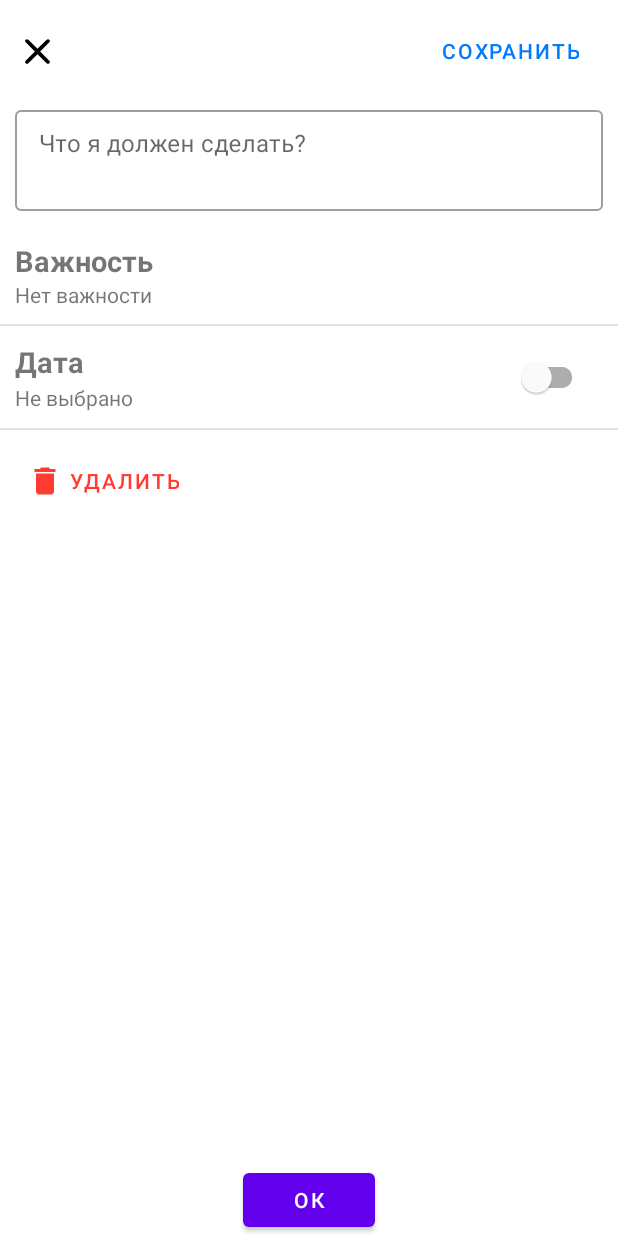
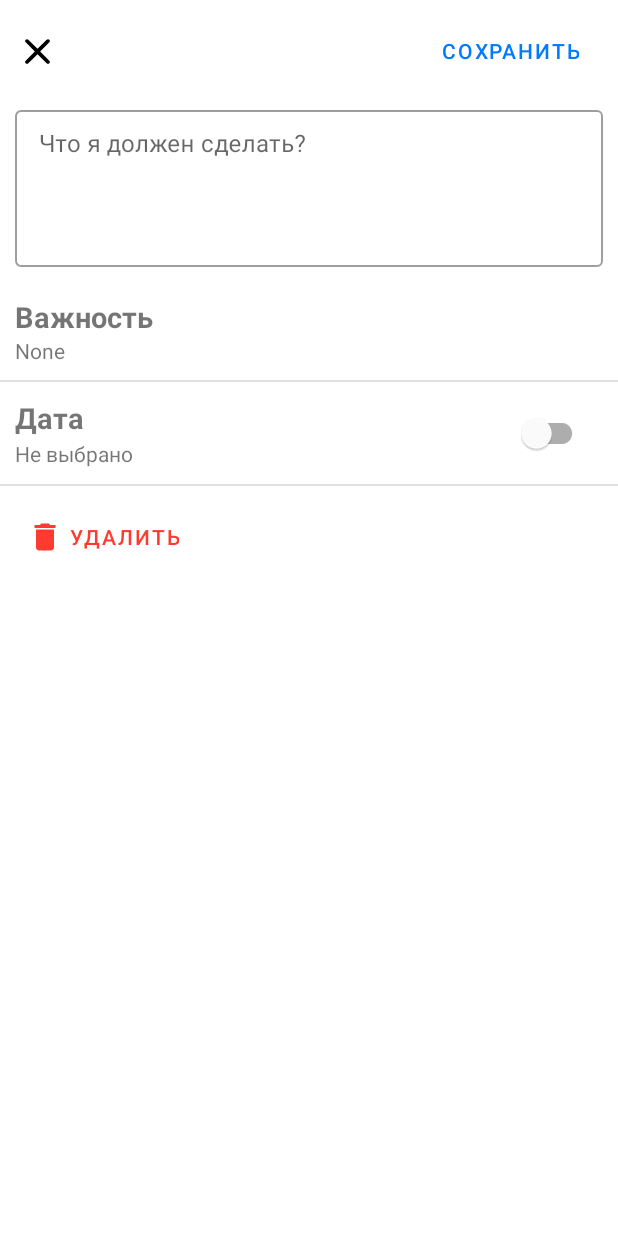
Before and after one commit to Mobile-Developement-School-23/android-todoapp-marbjorn, an Android app: the screen it shows after launch (MainActivity), after a tap on an icon or button, on a phone screen of 412 x 824 dp. Run offline under Robolectric (Android 15) with nearby library versions, the phone set to English and light mode, and no system bars; 2 other taps on this screen came first.

Commit message:
implement interaction and functionality of addTaskFragment

```diff
--- a/app/build.gradle
+++ b/app/build.gradle
@@ -1,6 +1,7 @@
 plugins {
     id 'com.android.application'
     id 'org.jetbrains.kotlin.android'
+    id 'androidx.navigation.safeargs.kotlin'
 }
 
 android {
--- a/app/src/main/java/com/example/todoapp/AddTaskFragment.kt
+++ b/app/src/main/java/com/example/todoapp/AddTaskFragment.kt
@@ -13,15 +13,23 @@ import android.widget.DatePicker
 import android.widget.Toast
 import androidx.appcompat.widget.PopupMenu
 import androidx.core.content.ContextCompat
+import androidx.fragment.app.createViewModelLazy
+import androidx.navigation.NavArgs
 import androidx.navigation.fragment.findNavController
+import androidx.navigation.fragment.navArgs
 import com.example.todoapp.databinding.FragmentAddTaskBinding
 import java.util.*
+import kotlin.properties.Delegates
+import kotlin.random.Random
 
 class AddTaskFragment : Fragment(), DatePickerDialog.OnDateSetListener {
 
     private val calendar : Calendar = Calendar.getInstance()
-    private val formatter = SimpleDateFormat("dd MMMM yyyy", Locale.US)
+    private val formatter = SimpleDateFormat("dd MMMM yyyy", Locale("ru"))
     private lateinit var binding: FragmentAddTaskBinding
+    private var currentTodoItem: TodoItem? = null
+    private val args: AddTaskFragmentArgs by navArgs()
+
     override fun onCreateView(
         inflater: LayoutInflater, container: ViewGroup?,
         savedInstanceState: Bundle?
@@ -30,25 +38,62 @@ class AddTaskFragment : Fragment(), DatePickerDialog.OnDateSetListener {
         return binding.root
     }
 
+
     override fun onViewCreated(view: View, savedInstanceState: Bundle?) {
         super.onViewCreated(view, savedInstanceState)
+
         val menu = initializeMenu()
+        menu.setOnMenuItemClickListener {
+            when (it.itemId) {
+                R.id.item_high -> {
+                    setPriorityInView(Priority.HIGH)
+                    currentTodoItem?.priority = Priority.HIGH
+                }
+                R.id.item_medium -> {
+                    setPriorityInView(Priority.MEDIUM)
+                    currentTodoItem?.priority = Priority.MEDIUM
+                }
+                R.id.item_low -> {
+                    setPriorityInView(Priority.LOW)
+                    currentTodoItem?.priority = Priority.LOW
+                }
+            }
+            false
+        }
+
+        val idToModify : String? = args.todoItemId
+        var todoItem : TodoItem? = idToModify?.let { MAIN.repo.getTodoItem(it) }
+
+        if (idToModify == null) {
+            currentTodoItem = TodoItem(
+                id = Random(100).nextInt().toString(),
+                text = "",
+                creationDate = calendar.time
+            )
+        }
+        else {
+            currentTodoItem = todoItem?.copy()
+        }
+
+        if (idToModify != null) currentTodoItem = MAIN.repo.getTodoItem(idToModify)
+        currentTodoItem?.let { initializeViews(it) }
+
         binding.apply {
             btnDelete.setOnClickListener {
+                if (idToModify != null) {
+                    MAIN.repo.deleteTodoItem(idToModify)
+                }
                 findNavController().navigate(R.id.action_addTaskFragment_to_todoListFragment)
             }
 
             btnSave.setOnClickListener {
-                val todoItem = TodoItem(
-                    "aaa",
-                    binding.etTodo.text.toString(),
-                    Priority.MEDIUM,
-                    false,
-                    Date(10, 11, 12),
-                    null,
-                    null
-                )
-                MAIN.repo.addTodoItem(todoItem)
+                currentTodoItem?.text = etTodo.text.toString()
+                if (todoItem == null) {
+                    currentTodoItem?.let { it1 -> MAIN.repo.addTodoItem(it1) }
+                } else if (!currentTodoItem?.let { it1 -> compareTodoItems(it1, todoItem!!) }!!) {
+                    currentTodoItem?.changeDate = Calendar.getInstance().time
+                    todoItem = currentTodoItem?.copy()
+                }
                 findNavController().navigate(R.id.action_addTaskFragment_to_todoListFragment)
             }
 
@@ -59,29 +104,47 @@ class AddTaskFragment : Fragment(), DatePickerDialog.OnDateSetListener {
             llImportance.setOnClickListener {
                 menu.show()
             }
+
         }
-        menu.setOnMenuItemClickListener {
-            when (it.itemId) {
-                R.id.item_high -> binding.tvCurrentPriority.text = getString(R.string.high_priority)
-                R.id.item_medium -> binding.tvCurrentPriority.text =
-                    getString(R.string.medium_priority)
-                R.id.item_low -> binding.tvCurrentPriority.text = getString(R.string.low_priority)
-            }
-            false
-        }
-        binding.swDate.setOnCheckedChangeListener { _, _ ->
+
+            binding.swDate.setOnClickListener {
                 if (binding.swDate.isChecked) {
-                DatePickerDialog(this.requireContext(),
+                    DatePickerDialog(
+                        this.requireContext(),
                         this,
                         calendar.get(Calendar.YEAR),
                         calendar.get(Calendar.MONTH),
                         calendar.get(Calendar.DAY_OF_MONTH)
                     ).show()
-            }
-            else {
+
+                } else {
+                    currentTodoItem?.deadlineDate = null
                     binding.tvCurrentDate.text = "Не выбрано"
                 }
             }
+    }
+
+    fun setPriorityInView(priority: Priority) = with(binding) {
+        tvCurrentPriority.text = getString(R.string.high_priority)
+        when (priority) {
+            Priority.HIGH -> tvCurrentPriority.text = getString(R.string.high_priority)
+            Priority.MEDIUM -> tvCurrentPriority.text = getString(R.string.medium_priority)
+            Priority.LOW -> tvCurrentPriority.text = getString(R.string.low_priority)
+        }
+    }
+
+    fun initializeViews(todoItem: TodoItem) = with (binding) {
+        etTodo.setText(todoItem.text)
+        setPriorityInView(todoItem.priority)
+
+        if (currentTodoItem?.deadlineDate == null ) swDate.isChecked = false
+        else swDate.isChecked = true
+
+        var str : String = "Не выбрано"
+        if (currentTodoItem?.deadlineDate != null) {
+            str = formatter.format(currentTodoItem?.deadlineDate?.time)
+        }
+        tvCurrentDate.text = str
     }
 
     fun initializeMenu(): PopupMenu {
@@ -103,7 +166,17 @@ class AddTaskFragment : Fragment(), DatePickerDialog.OnDateSetListener {
 
     override fun onDateSet(p0: DatePicker?, p1: Int, p2: Int, p3: Int) {
         calendar.set(p1, p2, p3)
+
         val str : String = formatter.format(calendar.timeInMillis)
         binding.tvCurrentDate.text = str
+        currentTodoItem?.deadlineDate = calendar.time
+    }
+
+    fun compareTodoItems( td1 : TodoItem, td2 : TodoItem) : Boolean {
+        return (td1.id == td2.id &&
+                td1.text == td2.text &&
+                td1.priority == td2.priority &&
+                td1.deadlineDate == td2.deadlineDate &&
+                td1.creationDate == td2.creationDate)
     }
 }
--- a/app/src/main/java/com/example/todoapp/TodoAdapter.kt
+++ b/app/src/main/java/com/example/todoapp/TodoAdapter.kt
@@ -1,11 +1,14 @@
 package com.example.todoapp
 
 import android.view.LayoutInflater
+import android.view.View
 import android.view.ViewGroup
+import androidx.navigation.Navigation
 import androidx.recyclerview.widget.RecyclerView
 
-class TodoAdapter : RecyclerView.Adapter<TodoViewHolder>() {
+class TodoAdapter(fragmentView : View) : RecyclerView.Adapter<TodoViewHolder>() {
 
+    private var view: View = fragmentView
     var todoItems = listOf<TodoItem>()
 
     override fun onCreateViewHolder(parent: ViewGroup, viewType: Int): TodoViewHolder {
@@ -21,5 +24,9 @@ class TodoAdapter : RecyclerView.Adapter<TodoViewHolder>() {
 
     override fun onBindViewHolder(holder: TodoViewHolder, position: Int) {
         holder.onBind(todoItems[position])
+        holder.info.setOnClickListener {
+            val directions = TodoListFragmentDirections.actionTodoListFragmentToAddTaskFragment(todoItemId = todoItems[position].id)
+            Navigation.findNavController(view).navigate(directions)
+        }
     }
 }
--- a/app/src/main/java/com/example/todoapp/TodoItem.kt
+++ b/app/src/main/java/com/example/todoapp/TodoItem.kt
@@ -6,11 +6,11 @@ enum class Priority {
     LOW, MEDIUM, HIGH
 }
 
-data class TodoItem(val id : String,
-                    val text : String,
-                    val priority: Priority,
-                    val isDone : Boolean,
-                    val creationDate: Date,
-                    val deadlineDate: Date?,
-                    val changeDate: Date?
+data class TodoItem(var id : String,
+                    var text : String,
+                    var priority: Priority = Priority.MEDIUM,
+                    var isDone : Boolean = false,
+                    var creationDate: Date,
+                    var deadlineDate: Date? = null,
+                    var changeDate: Date? = null
                     )
--- a/app/src/main/java/com/example/todoapp/TodoListFragment.kt
+++ b/app/src/main/java/com/example/todoapp/TodoListFragment.kt
@@ -27,11 +27,11 @@ class TodoListFragment : Fragment() {
     override fun onViewCreated(view: View, savedInstanceState: Bundle?) {
         super.onViewCreated(view, savedInstanceState)
         binding.btnAdd.setOnClickListener {
-            findNavController().navigate(R.id.action_todoListFragment_to_addTaskFragment)
+            val directions = TodoListFragmentDirections.actionTodoListFragmentToAddTaskFragment(todoItemId = null)
+            findNavController().navigate(directions)
         }
-        adapter = TodoAdapter()
+        adapter = TodoAdapter(view)
         recyclerView = binding.rvTodolist
-
         recyclerView.adapter = adapter
         val layoutManager = LinearLayoutManager(this.context, LinearLayoutManager.VERTICAL, false);
         recyclerView.layoutManager = layoutManager
--- a/app/src/main/java/com/example/todoapp/TodoViewHolder.kt
+++ b/app/src/main/java/com/example/todoapp/TodoViewHolder.kt
@@ -1,5 +1,6 @@
 package com.example.todoapp
 
+import android.graphics.Paint
 import android.view.LayoutInflater
 import android.view.View
 import android.widget.CheckBox
@@ -7,17 +8,23 @@ import android.widget.ImageView
 import android.widget.TextView
 import androidx.recyclerview.widget.RecyclerView
 import com.example.todoapp.databinding.TaskItemBinding
+import java.text.SimpleDateFormat
 
-class TodoViewHolder(todoView : View) : RecyclerView.ViewHolder(todoView) {
+class TodoViewHolder(todoView: View) : RecyclerView.ViewHolder(todoView) {
 
-    private val done : CheckBox = todoView.findViewById(R.id.cb_done)
-    private val text : TextView = todoView.findViewById(R.id.tv_text)
-    private val info : ImageView = todoView.findViewById(R.id.iv_info)
-    private val iconPriority : ImageView = todoView.findViewById(R.id.iv_priority)
-
+    val done : CheckBox = todoView.findViewById(R.id.cb_done)
+    val text : TextView = todoView.findViewById(R.id.tv_text)
+    val info : ImageView = todoView.findViewById(R.id.iv_info)
+    val iconPriority : ImageView = todoView.findViewById(R.id.iv_priority)
     fun onBind(todoItem : TodoItem) {
         done.setChecked(todoItem.isDone)
         text.text = todoItem.text
+        strikeText(text)
+
+        done.setOnClickListener {
+            todoItem.isDone = done.isChecked
+            strikeText(text)
+        }
         when (todoItem.priority) {
             Priority.HIGH -> {
                 done.setButtonDrawable(R.drawable.custom_check_box_high_prioroty_selector)
@@ -30,9 +37,14 @@ class TodoViewHolder(todoView : View) : RecyclerView.ViewHolder(todoView) {
                 iconPriority.visibility = ImageView.GONE
             }
         }
+    }
 
-        info.setOnClickListener {
-
+    fun strikeText(tv : TextView) {
+        if (done.isChecked) {
+            tv.paintFlags = Paint.STRIKE_THRU_TEXT_FLAG
+        }
+        else {
+            tv.paintFlags = 0
         }
     }
 }
--- a/app/src/main/res/layout/fragment_add_task.xml
+++ b/app/src/main/res/layout/fragment_add_task.xml
@@ -41,19 +41,11 @@
             android:id="@+id/et_todo"
             android:layout_width="match_parent"
             android:layout_height="wrap_content"
-            android:minLines="2"
+            android:minLines="4"
             android:gravity="top"
             />
 
     </com.google.android.material.textfield.TextInputLayout>
-    <Button
-        android:id="@+id/btn_ok"
-        android:layout_width="wrap_content"
-        android:layout_height="wrap_content"
-        android:text="Ок"
-        app:layout_constraintStart_toStartOf="parent"
-        app:layout_constraintEnd_toEndOf="parent"
-        app:layout_constraintBottom_toBottomOf="parent"/>
 
     <LinearLayout
         android:id="@+id/ll_importance"
--- a/app/src/main/res/navigation/nav_graph.xml
+++ b/app/src/main/res/navigation/nav_graph.xml
@@ -22,5 +22,10 @@
         <action
             android:id="@+id/action_addTaskFragment_to_todoListFragment"
             app:destination="@id/todoListFragment" />
+        <argument
+            android:name="todoItemId"
+            app:argType="string"
+            app:nullable="true"
+            android:defaultValue="null" />
     </fragment>
 </navigation>
--- a/gradle.properties
+++ b/gradle.properties
@@ -15,6 +15,7 @@ org.gradle.jvmargs=-Xmx2048m -Dfile.encoding=UTF-8
 # Android operating system, and which are packaged with your app's APK
 # https://developer.android.com/topic/libraries/support-library/androidx-rn
 android.useAndroidX=true
+
 # Kotlin code style for this project: "official" or "obsolete":
 kotlin.code.style=official
 # Enables namespacing of each library's R class so that its R class includes only the
```
Also changed, not shown: app/src/main/java/com/example/todoapp/TodoRepository.kt (+8 -0 lines), build.gradle (+11 -0 lines). Lines whose indentation alone changed are shown as unchanged.
